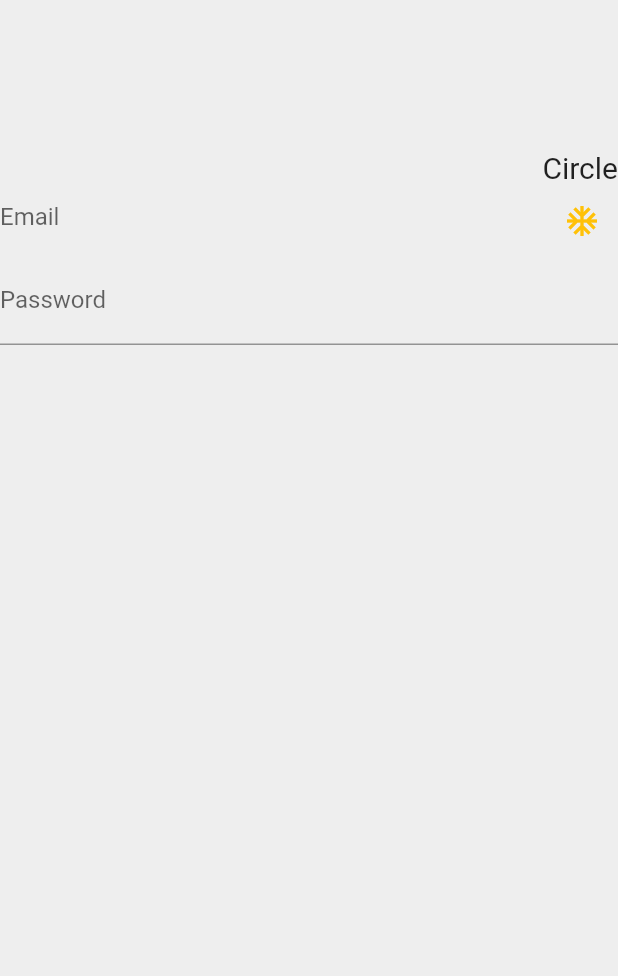
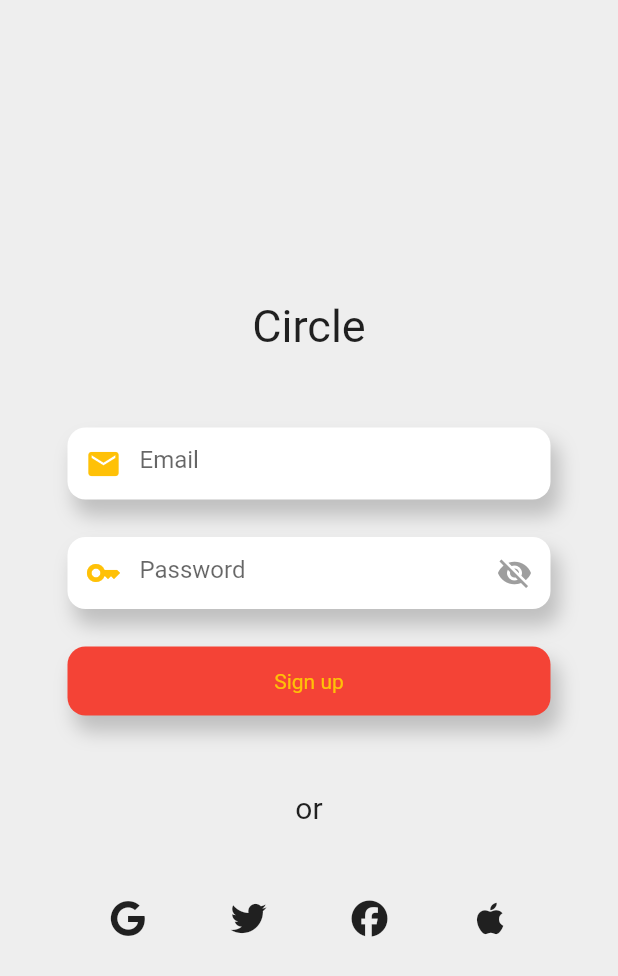
Before and after one commit to yuto-osawa6/circle_app, a Flutter app: the SignInPage screen opened directly, on a phone screen of 412 x 824 dp. Shown: the top 976 px of the screen. Run offline on Flutter 3.47's test engine with Material 2 defaults, Android fonts, the phone set to English and light mode, and no system bars; our stand-ins replace firebase_auth, firebase_core, flutter_dotenv, flutter_hooks, flutter_riverpod, font_awesome_flutter and 2 more; accounts and stored records are empty; generated files the repository leaves out were written again; network calls fail.

Commit message:
sign design part 1

```diff
--- a/lib/l10n/app_en.arb
+++ b/lib/l10n/app_en.arb
@@ -1,7 +1,6 @@
 {
   "@@locale": "en",
   "hello": "Hello {name}",
-  "login": "Login",
   "info": "Info",
   "allow": "ALLOW!",
   "deny": "DENY!",
@@ -10,5 +9,9 @@
   "appName": "Circle",
 
   "email": "Email",
-  "password": "Password"
+  "password": "Password",
+  "or" : "or",
+  "login" : "Login",
+  "signUp": "Sign up",
+  "signIn": "Sign in"
 }
--- a/lib/l10n/app_js.arb
+++ b/lib/l10n/app_js.arb
@@ -11,5 +11,9 @@
   "appName": "Circle",
 
   "email": "メールアドレス",
-  "password": "パスワード"
+  "password": "パスワード",
+  "or" : "or",
+  "login" : "Login",
+  "signUp": "Sign up",
+  "signIn": "Sign in"
 }
--- a/lib/ui/page/sign/signIn.dart
+++ b/lib/ui/page/sign/signIn.dart
@@ -12,12 +12,15 @@
 //     );
 //   }
 // }
+// import 'dart:html';
+
 import 'package:circle_app/firebase_options.dart';
 import 'package:firebase_auth/firebase_auth.dart';
 import 'package:firebase_core/firebase_core.dart';
 import 'package:flutter/material.dart';
 import 'package:flutter_dotenv/flutter_dotenv.dart';
 import 'package:flutter_hooks/flutter_hooks.dart';
+import 'package:font_awesome_flutter/font_awesome_flutter.dart';
 import 'package:hooks_riverpod/hooks_riverpod.dart';
 import 'package:flutter_gen/gen_l10n/app_localizations.dart';
 
@@ -38,6 +41,8 @@ class _MyAuthPageState extends State<MyAuthPage> {
   String loginUserPassword = "";
   // 登録・ログインに関する情報を表示
   String infoText = "";
+  // open password
+  bool openEye = false;
 
   @override
   Widget build(BuildContext context) {
@@ -160,6 +165,8 @@ class SignInPage extends HookConsumerWidget {
     final loginUserPassword = useState("");
     // 登録・ログインに関する情報を表示
     final infoText = useState("");
+    // open password
+    final openEye = useState<bool>(true);
 
     void changeEmailText(String value){
       newUserPassword.value = value;
@@ -167,55 +174,163 @@ class SignInPage extends HookConsumerWidget {
     void changePasswordText(String value){
       newUserEmail.value = value;
     }
+    void clickOpenEye (){
+      // print(openEye);
+      openEye == true? openEye.value = false : openEye.value =true;
+      newUserEmail.value = "aaa";
+      // openEye.value = value;
+    }
+    // print(openEye);a
+    print(newUserEmail);
+    print(newUserPassword);
+    // print(newUserPassword.value);
+    // print(AppLocalizations.of(context));
     return Scaffold(
       backgroundColor:Colors.grey[200],
       body: Center(
-        child: SafeArea(
+        child: Container(
+          padding: const EdgeInsets.all(20.0),
           // color: Colors.blue,
           // padding: const EdgeInsets.all(0.200),
           // backgroundColor:,
           child: Column(
+            mainAxisAlignment: MainAxisAlignment.center,
             children: <Widget>[
-              SizedBox(height:100),
+              // SizedBox(height:100),
               Align(
-                alignment: Alignment.centerRight,
+                alignment: Alignment.center,
                 child:Text(
+                  // "aa",
                 AppLocalizations.of(context)!.appName,
-                style: TextStyle(fontWeight: FontWeight.normal, fontSize: 20),
-                textAlign: TextAlign.left
+                style: TextStyle(fontWeight: FontWeight.normal, fontSize: 30),
+                // textAlign: TextAlign.left
                 )
               ),
+              SizedBox(height:50),
               // メールアドレス入力
-              TextFormField(
-                // padding: const EdgeInsets.all(50.50),
+              Container(
+                padding:const EdgeInsets.symmetric(horizontal: 25.0),
+                child:Container(
+                  decoration: BoxDecoration(
+                    color: Colors.white,
+                    borderRadius: BorderRadius.circular(12),
+                    boxShadow: [
+                      BoxShadow(
+                        color: Color.fromARGB(50, 0, 0, 0), //色
+                        spreadRadius: 1,
+                        blurRadius: 10,
+                        offset: Offset(5, 10),
+                      ),
+                    ],
+                  ),
+                  // color: Colors.red[200],
+                  child:Padding(
+                    padding:const EdgeInsets.symmetric(horizontal: 0.0),
+                    child:TextFormField(
                       decoration: InputDecoration(
+                        // text:"aaa";
                         border: InputBorder.none,
                         hintText:  AppLocalizations.of(context)!.email,
-                  suffixIcon: Icon(Icons.ac_unit, color: Colors.amber,),
-                  // enabledBorder: OutlineInputBorder(
-                  //   borderRadius: BorderRadius.circular(30),
-                  //   borderSide: BorderSide(
-                  //   color: Colors.amber,
-                  //   )
-                  // ),
-                  // labelText: 'メールアドレス',
-                  // focusedBorder: OutlineInputBorder(
-                  //   borderRadius: BorderRadius.circular(30),
-                  //   borderSide: BorderSide(
-                  //   color: Colors.black12,
-                  //   )
-                  // ),
+                        prefixIcon: Icon(Icons.email, color: Colors.amber,),
                       ),
                       onChanged: (String value) {
                         changeEmailText(value);
                       },
                     ),
-              TextFormField(
-                decoration: InputDecoration(labelText:  AppLocalizations.of(context)!.password),
+                  )
+                ),
+              ),
+              SizedBox(height:25),
+              Container(
+                padding:const EdgeInsets.symmetric(horizontal: 25.0),
+                child:Container(
+                  // padding: EdgeInsets.all(15),
+                  decoration: BoxDecoration(
+                    color: Colors.white,
+                    borderRadius: BorderRadius.circular(12),
+                    boxShadow: [
+                      BoxShadow(
+                        color: Color.fromARGB(50, 0, 0, 0), //色
+                        spreadRadius: 1,
+                        blurRadius: 10,
+                        offset: Offset(5, 10),
+                      ),
+                    ],
+                  ),
+                  // color: Colors.red[200],
+                  child:Padding(
+                    padding:const EdgeInsets.symmetric(horizontal: 0.0),
+                    child:TextFormField(
                       obscureText: true,
+                      decoration: InputDecoration(
+                        border: InputBorder.none,
+                        hintText:  AppLocalizations.of(context)!.password,
+                        prefixIcon: Icon(Icons.key, color: Colors.amber,),
+                        suffixIcon: IconButton(
+                          icon: Icon(
+                            openEye==true?Icons.visibility:Icons.visibility_off,
+                            color: Colors.grey
+                          ),
+                          onPressed:(){
+                            clickOpenEye();
+                          }
+                        ),
+                        // onPressed: () {},
+                      ),
                       onChanged: (String value) {
                         changePasswordText(value);
                       },
+                    ),
+                  )
+                ),
+              ),
+              SizedBox(height:25),
+              Padding(
+                padding: const EdgeInsets.symmetric(horizontal: 25.0),
+                child:Container(
+                  padding: EdgeInsets.all(15),
+                  // color: Colors.red,
+                  decoration: BoxDecoration(
+                    color: Colors.red,
+                    borderRadius: BorderRadius.circular(12),
+                    boxShadow: [
+                      BoxShadow(
+                        color: Color.fromARGB(50, 0, 0, 0), //色
+                        spreadRadius: 1,
+                        blurRadius: 10,
+                        offset: Offset(5, 10),
+                      ),
+                    ],
+                  ),
+                  child: Center(
+                    child: Text(
+                      AppLocalizations.of(context)!.signUp,
+                      style: TextStyle(color: Colors.amber),
+                    ),
+                  ),
+                )
+              ),
+              SizedBox(height:50),
+              Container(
+                child:Text(
+                  textAlign:TextAlign.center,
+                  style:TextStyle(fontSize: 20),
+                  AppLocalizations.of(context)!.or,
+                )
+              ),
+              SizedBox(height:50),
+              Container(
+                padding: const EdgeInsets.symmetric(horizontal: 25.0),
+                child:Row(
+                  mainAxisAlignment: MainAxisAlignment.spaceAround,
+                  // alignment: WrapAlignment.spaceAround,
+                  children:<Widget>[
+                    Icon(FontAwesomeIcons.google),
+                    Icon(FontAwesomeIcons.twitter),
+                    Icon(FontAwesomeIcons.facebook),
+                    Icon(FontAwesomeIcons.apple),
+                  ],
+                ),
               ),
             ]
           )
--- a/lib/ui/page/timeline/timeline.dart
+++ b/lib/ui/page/timeline/timeline.dart
@@ -5,12 +5,17 @@ import 'package:flutter/material.dart';
 import 'package:flutter/src/foundation/key.dart';
 import 'package:flutter/src/widgets/framework.dart';
 
+import 'package:flutter_gen/gen_l10n/app_localizations.dart';
+
 class TimeLine extends StatelessWidget {
   const TimeLine({Key? key}) : super(key: key);
 
   @override
   Widget build(BuildContext context) {
     return MaterialApp(
+      localizationsDelegates: AppLocalizations.localizationsDelegates,
+      supportedLocales: AppLocalizations.supportedLocales,
+      // locale: Locale("en"),
       title: 'Flutter Demo',
       theme: ThemeData(
         primarySwatch: Colors.blue,
--- a/pubspec.yaml
+++ b/pubspec.yaml
@@ -52,6 +52,7 @@ dependencies:
   freezed: ^2.1.0+1
   build_runner: ^2.2.0
   flutter_dotenv: ^5.0.2
+  font_awesome_flutter: ^10.1.0
   # json_serializable: ^6.3.1
 
 dev_dependencies:
```
Also changed, not shown: pubspec.lock. Lines whose indentation alone changed are shown as unchanged.
